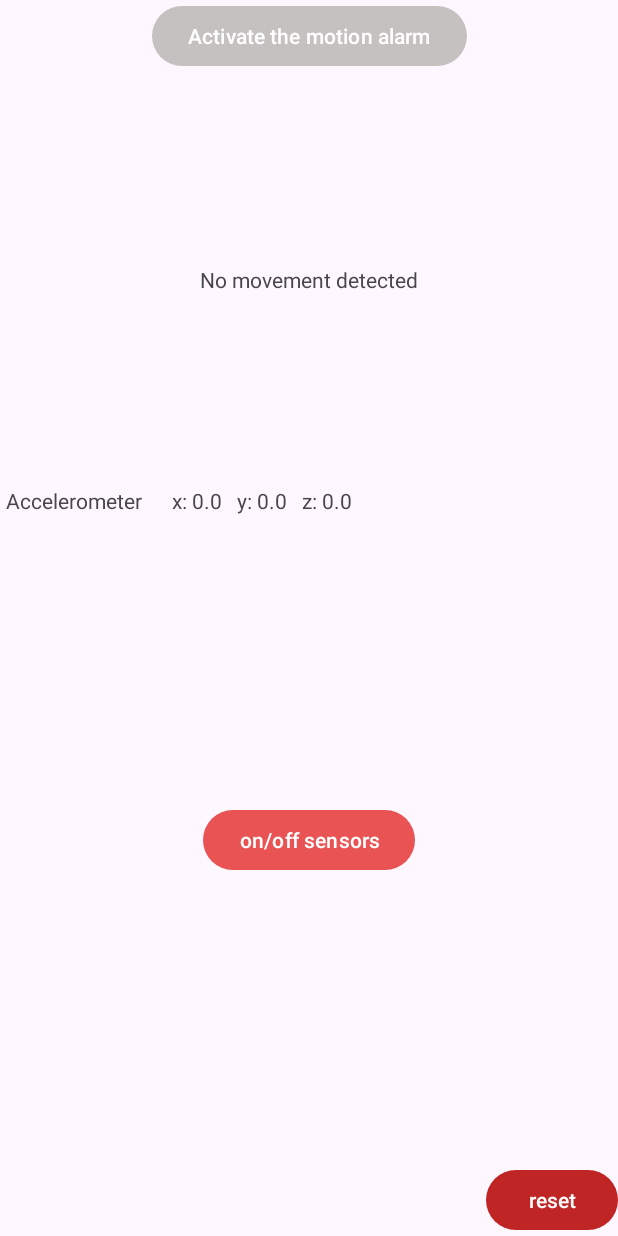
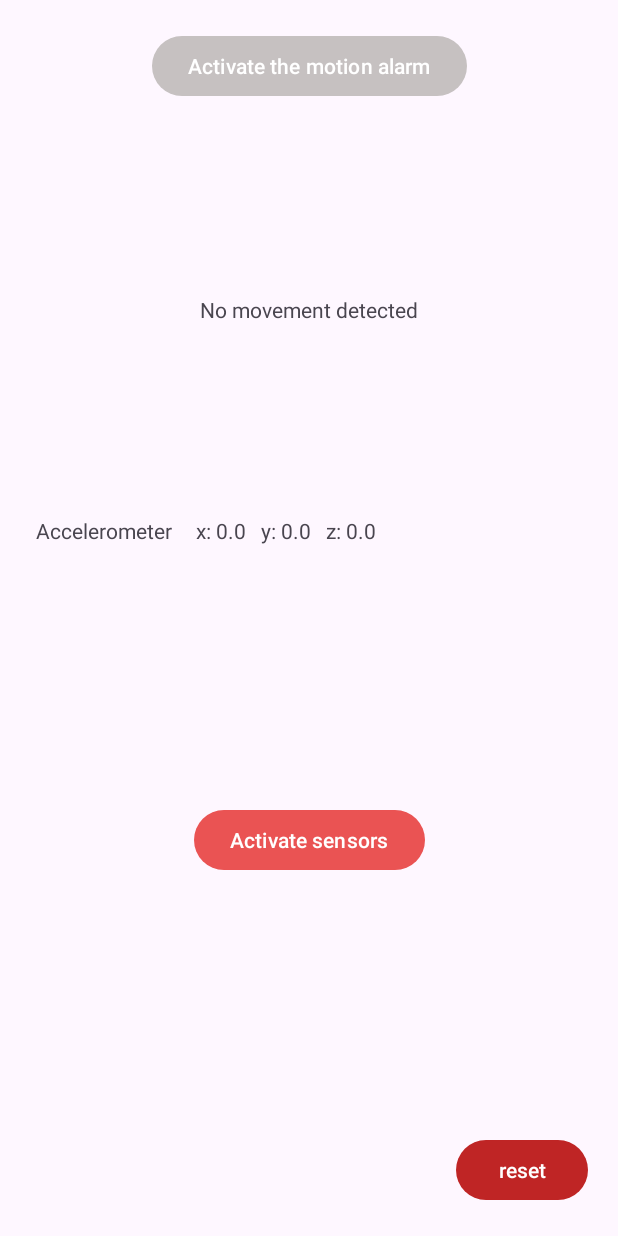
Before and after one commit to neliudochka/antichild, an Android app: the screen it shows after launch (MainActivity), after a tap on "reset", on a phone screen of 412 x 824 dp. Run offline under Robolectric (Android 15) with nearby library versions, the phone set to English and light mode, and no system bars; 2 other taps on this screen came first.

Commit message:
refactor code
1) extract hardcoded string to the resources
2) add padding in layout
3) add portrait screenOrientation (needed until sharedPreferences are implemented)
4) delete unused imports
5) change access specifiers
6) delete redundant semicolon
7) specify locale to avoid locale-related bugs
8) remove sensorFeature from the properties of MySensor class, as it is never used as a property
9) rename the id of a button, that activates the motion alarm

```diff
--- a/app/src/main/AndroidManifest.xml
+++ b/app/src/main/AndroidManifest.xml
@@ -14,7 +14,8 @@
         tools:targetApi="31">
         <activity
             android:name=".MainActivity"
-            android:exported="true">
+            android:exported="true"
+            android:screenOrientation="portrait">
             <intent-filter>
                 <action android:name="android.intent.action.MAIN" />
 
--- a/app/src/main/java/com/example/antichild/MainActivity.kt
+++ b/app/src/main/java/com/example/antichild/MainActivity.kt
@@ -1,12 +1,12 @@
 package com.example.antichild
 
-import android.annotation.SuppressLint
 import android.hardware.SensorManager
 import androidx.appcompat.app.AppCompatActivity
 import android.os.Bundle
 import android.widget.Toast
 import com.example.antichild.databinding.ActivityMainBinding
 import com.example.antichild.sensors.AccelerometerSensor
+import java.util.Locale
 import kotlin.math.sqrt
 import kotlin.properties.Delegates
 
@@ -28,19 +28,19 @@ class MainActivity : AppCompatActivity() {
     }
 
     //ui
-    private var isActivated = false;
-    private var isSensors = false;
+    private var isActivated = false
+    private var isSensors = false
     private var greyColor by Delegates.notNull<Int>()
     private var pinky by Delegates.notNull<Int>()
     private var red by Delegates.notNull<Int>()
 
-    fun setButtonListeners() {
+    private fun setButtonListeners() {
         greyColor = applicationContext.getColor(R.color.gray)
         pinky = applicationContext.getColor(R.color.pinky)
         red = applicationContext.getColor(R.color.red)
 
-        binding.startButton.setBackgroundColor(greyColor)
-        binding.startButton.setOnClickListener {
+        binding.motionAlarmActivationButton.setBackgroundColor(greyColor)
+        binding.motionAlarmActivationButton.setOnClickListener {
             if (!isStolen)
                 if(isSensors)
                     switchActivatedButton()
@@ -57,17 +57,17 @@ class MainActivity : AppCompatActivity() {
         binding.reset.setBackgroundColor(red)
         binding.reset.setOnClickListener{
             isStolen = false
-            binding.movementDetectionTextview.text = "No movement detected"
+            binding.movementDetectionTextview.text = resources.getText(R.string.no_movement_detected)
         }
     }
 
     private fun switchActivatedButton() {
         if(isActivated) {
             isActivated = false
-            binding.startButton.setBackgroundColor(greyColor)
+            binding.motionAlarmActivationButton.setBackgroundColor(greyColor)
         } else {
             isActivated = true
-            binding.startButton.setBackgroundColor(pinky)
+            binding.motionAlarmActivationButton.setBackgroundColor(pinky)
         }
     }
     private fun switchOffSensors() {
@@ -91,7 +91,7 @@ class MainActivity : AppCompatActivity() {
     private fun startAccelerometer() {
         accelerometerSensor.startListening()
         accelerometerSensor.setOnSensorValuesChangedListener { a ->
-            val result: String? = java.lang.String.format("x: %.4f   y: %.4f   z: %.4f", a[0], a[1], a[2])
+            val result: String? = java.lang.String.format(Locale.US, "x: %.4f   y: %.4f   z: %.4f", a[0], a[1], a[2])
             binding.accRes.text = result
             if(isActivated && !isStolen) {
                 checkMotion(a.toList())
@@ -105,9 +105,9 @@ class MainActivity : AppCompatActivity() {
 
 
     //Movement detection
-    private var mAccel = 0.00f;
-    private var mAccelCurrent = SensorManager.GRAVITY_EARTH;
-    private var mAccelLast = SensorManager.GRAVITY_EARTH;
+    private var mAccel = 0.00f
+    private var mAccelCurrent = SensorManager.GRAVITY_EARTH
+    private var mAccelLast = SensorManager.GRAVITY_EARTH
 
     private var isStolen = false
 
@@ -122,7 +122,7 @@ class MainActivity : AppCompatActivity() {
         mAccel = mAccel * 0.9f + delta
         if (mAccel > 0.5) {
             isStolen = true
-            binding.movementDetectionTextview.text = "Movement detected"
+            binding.movementDetectionTextview.text = resources.getText(R.string.movement_detected)
             switchOffSensors()
             switchActivatedButton()
         }
--- a/app/src/main/java/com/example/antichild/sensors/MySensor.kt
+++ b/app/src/main/java/com/example/antichild/sensors/MySensor.kt
@@ -8,7 +8,7 @@ import android.hardware.SensorManager
 
 abstract class MySensor(
     private val context: Context,
-    private val sensorFeature: String,
+    sensorFeature: String,
     val sensorType: Int
 ): SensorEventListener {
     private val doesSensorExist: Boolean = context.packageManager.hasSystemFeature(sensorFeature)
--- a/app/src/main/res/layout/activity_main.xml
+++ b/app/src/main/res/layout/activity_main.xml
@@ -4,10 +4,11 @@
     xmlns:tools="http://schemas.android.com/tools"
     android:layout_width="match_parent"
     android:layout_height="match_parent"
+    android:padding="20dp"
     tools:context=".MainActivity">
 
     <Button
-        android:id="@+id/start_button"
+        android:id="@+id/motion_alarm_activation_button"
         android:layout_width="wrap_content"
         android:layout_height="wrap_content"
         android:text="@string/activate_the_motion_alarm"
@@ -25,7 +26,7 @@
         app:layout_constraintBottom_toTopOf="@+id/acc_text"
         app:layout_constraintEnd_toEndOf="parent"
         app:layout_constraintStart_toStartOf="parent"
-        app:layout_constraintTop_toBottomOf="@+id/start_button" />
+        app:layout_constraintTop_toBottomOf="@+id/motion_alarm_activation_button" />
 
     <TextView
         android:id="@+id/acc_text"
@@ -35,7 +36,7 @@
         android:layout_marginTop="276dp"
         android:text="@string/accelerometer"
         app:layout_constraintStart_toStartOf="parent"
-        app:layout_constraintTop_toBottomOf="@+id/start_button" />
+        app:layout_constraintTop_toBottomOf="@+id/motion_alarm_activation_button" />
 
     <TextView
         android:id="@+id/acc_res"
@@ -51,7 +52,7 @@
         android:id="@+id/on_off_sensors"
         android:layout_width="wrap_content"
         android:layout_height="wrap_content"
-        android:text="on/off sensors"
+        android:text="@string/activate_sensors"
         app:layout_constraintBottom_toTopOf="@id/reset"
         app:layout_constraintEnd_toEndOf="parent"
         app:layout_constraintStart_toStartOf="parent"
--- a/app/src/main/res/values/strings.xml
+++ b/app/src/main/res/values/strings.xml
@@ -6,4 +6,6 @@
     <string name="reset">reset</string>
     <string name="no_motion_detected">no motion detected</string>
     <string name="no_movement_detected">No movement detected</string>
+    <string name="activate_sensors">Activate sensors</string>
+    <string name="movement_detected">Movement detected</string>
 </resources>
```
